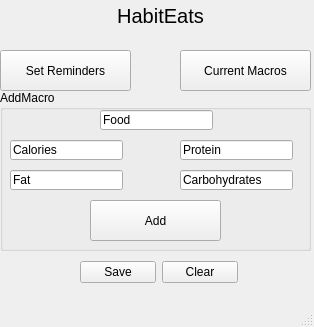
Old version of the form MainWindow.ui in the repository Ruby1-1/CC15.
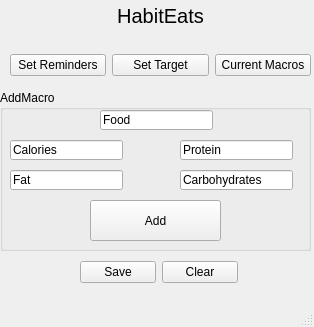
New version of the form.

The edit to the form file:
```diff
--- a/MainWindow.ui
+++ b/MainWindow.ui
@@ -13,7 +13,13 @@
   <property name="windowTitle">
    <string>MainWindow</string>
   </property>
+  <property name="styleSheet">
+   <string notr="true"/>
+  </property>
   <widget class="QWidget" name="centralwidget">
+   <property name="styleSheet">
+    <string notr="true"/>
+   </property>
    <widget class="QLabel" name="label">
     <property name="geometry">
      <rect>
@@ -35,32 +41,6 @@
      <set>Qt::AlignCenter</set>
     </property>
    </widget>
-   <widget class="QPushButton" name="pushButton_2">
-    <property name="geometry">
-     <rect>
-      <x>0</x>
-      <y>50</y>
-      <width>131</width>
-      <height>41</height>
-     </rect>
-    </property>
-    <property name="text">
-     <string>Set Reminders</string>
-    </property>
-   </widget>
-   <widget class="QPushButton" name="pushButton_3">
-    <property name="geometry">
-     <rect>
-      <x>180</x>
-      <y>50</y>
-      <width>131</width>
-      <height>41</height>
-     </rect>
-    </property>
-    <property name="text">
-     <string>Current Macros</string>
-    </property>
-   </widget>
    <widget class="QGroupBox" name="groupBox">
     <property name="geometry">
      <rect>
@@ -178,6 +158,39 @@
      </item>
     </layout>
    </widget>
+   <widget class="QWidget" name="">
+    <property name="geometry">
+     <rect>
+      <x>10</x>
+      <y>40</y>
+      <width>301</width>
+      <height>51</height>
+     </rect>
+    </property>
+    <layout class="QHBoxLayout" name="horizontalLayout_2">
+     <item>
+      <widget class="QPushButton" name="pushButton_2">
+       <property name="text">
+        <string>Set Reminders</string>
+       </property>
+      </widget>
+     </item>
+     <item>
+      <widget class="QPushButton" name="pushButton_6">
+       <property name="text">
+        <string>Set Target</string>
+       </property>
+      </widget>
+     </item>
+     <item>
+      <widget class="QPushButton" name="pushButton_3">
+       <property name="text">
+        <string>Current Macros</string>
+       </property>
+      </widget>
+     </item>
+    </layout>
+   </widget>
   </widget>
   <widget class="QMenuBar" name="menubar">
    <property name="geometry">
```
Left out of the diff: 6 changed lines with no effect on the pictures.
